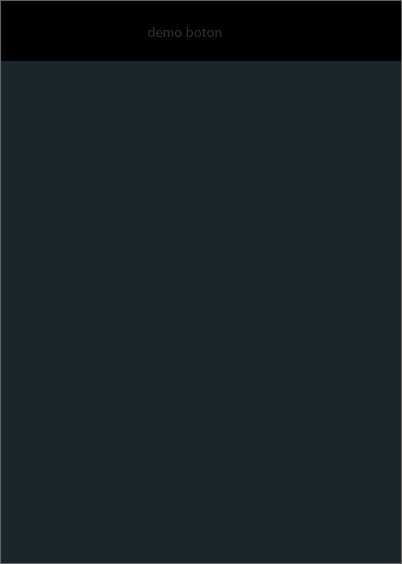
Qt form ui.ui (LuisTarma/minimalist-task-list) before a commit.
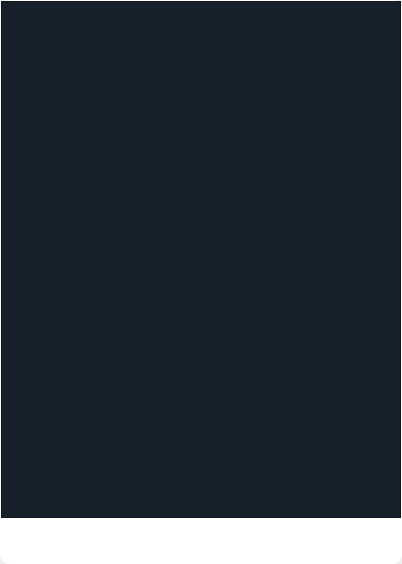
The same form after that commit. The open tabs and pages were chosen to show the change. Icons and pictures are not drawn.

Patch:
```diff
--- a/ui.ui
+++ b/ui.ui
@@ -16,6 +16,12 @@
     <verstretch>0</verstretch>
    </sizepolicy>
   </property>
+  <property name="maximumSize">
+   <size>
+    <width>402</width>
+    <height>564</height>
+   </size>
+  </property>
   <property name="windowTitle">
    <string/>
   </property>
@@ -23,9 +29,9 @@
    <string notr="true">
 #wInfoDialogIn
 {
- border-radius: 0px;
- border: 1px solid rgba(100, 100, 100);
- background-color:  #000000;
+ border-radius: 10px;
+ background-color:  #FFFFFF;
+border: none;
 
 }
 #tTransfers, #tNotifications
@@ -193,151 +199,6 @@
             <property name="bottomMargin">
              <number>0</number>
             </property>
-            <item>
-             <widget class="QWidget" name="wHeader" native="true">
-              <property name="sizePolicy">
-               <sizepolicy hsizetype="Preferred" vsizetype="Fixed">
-                <horstretch>0</horstretch>
-                <verstretch>0</verstretch>
-               </sizepolicy>
-              </property>
-              <property name="minimumSize">
-               <size>
-                <width>0</width>
-                <height>60</height>
-               </size>
-              </property>
-              <property name="maximumSize">
-               <size>
-                <width>16777215</width>
-                <height>60</height>
-               </size>
-              </property>
-              <property name="styleSheet">
-               <string notr="true"/>
-              </property>
-              <layout class="QHBoxLayout" name="horizontalLayout">
-               <property name="spacing">
-                <number>10</number>
-               </property>
-               <property name="leftMargin">
-                <number>15</number>
-               </property>
-               <property name="rightMargin">
-                <number>13</number>
-               </property>
-               <item>
-                <widget class="QPushButton" name="bUpgrade">
-                 <property name="minimumSize">
-                  <size>
-                   <width>0</width>
-                   <height>30</height>
-                  </size>
-                 </property>
-                 <property name="maximumSize">
-                  <size>
-                   <width>16777215</width>
-                   <height>30</height>
-                  </size>
-                 </property>
-                 <property name="cursor">
-                  <cursorShape>ArrowCursor</cursorShape>
-                 </property>
-                 <property name="mouseTracking">
-                  <bool>false</bool>
-                 </property>
-                 <property name="styleSheet">
-                  <string notr="true">#bUpgrade
-{
-font-family: Lato;
-font-size: 14px;
-border: 1px solid rgba(0, 0, 0, 5%);
-border-radius: 3px;
-color: #333333;
-padding: 3px 12px 3px 12px;
-background-color: qlineargradient(x1: 0, y1: 0, x2: 0, y2: 1,
-stop: 0 #ffffff, stop: 1 #fafafa);
-}
-
-#bUpgrade::hover
-{
-border: 1px solid rgba(0, 0, 0, 10%);
-}
-
-#bUpgrade::pressed
-{
-font-family: Lato;
-font-size: 14px;
-border: 1px solid rgba(0, 0, 0, 5%);
-border-radius: 3px;
-color: #333333;
-padding: 6px 12px 6px 12px;
-background-color: qlineargradient(x1: 0, y1: 0, x2: 0, y2: 1,
-stop: 0 #ffffff, stop: 1 #fafafa);
-}</string>
-                 </property>
-                 <property name="text">
-                  <string>demo boton</string>
-                 </property>
-                 <property name="flat">
-                  <bool>true</bool>
-                 </property>
-                </widget>
-               </item>
-               <item>
-                <widget class="QPushButton" name="bSettings">
-                 <property name="sizePolicy">
-                  <sizepolicy hsizetype="Maximum" vsizetype="Maximum">
-                   <horstretch>0</horstretch>
-                   <verstretch>0</verstretch>
-                  </sizepolicy>
-                 </property>
-                 <property name="minimumSize">
-                  <size>
-                   <width>24</width>
-                   <height>24</height>
-                  </size>
-                 </property>
-                 <property name="maximumSize">
-                  <size>
-                   <width>24</width>
-                   <height>24</height>
-                  </size>
-                 </property>
-                 <property name="cursor">
-                  <cursorShape>PointingHandCursor</cursorShape>
-                 </property>
-                 <property name="toolTip">
-                  <string>Show MEGAsync options</string>
-                 </property>
-                 <property name="styleSheet">
-                  <string notr="true">#bSettings
-{
-border: none;
-}
-</string>
-                 </property>
-                 <property name="text">
-                  <string/>
-                 </property>
-                 <property name="icon">
-                  <iconset resource="../../TERCEROS/MEGAsync/src/MEGASync/gui/Resources_win.qrc">
-                   <normaloff>:/images/more_settings.png</normaloff>:/images/more_settings.png</iconset>
-                 </property>
-                 <property name="iconSize">
-                  <size>
-                   <width>24</width>
-                   <height>24</height>
-                  </size>
-                 </property>
-                 <property name="flat">
-                  <bool>true</bool>
-                 </property>
-                </widget>
-               </item>
-              </layout>
-             </widget>
-            </item>
             <item>
              <widget class="QWidget" name="wActiveTransfersContainer" native="true">
               <property name="sizePolicy">
@@ -386,7 +247,7 @@
                   </size>
                  </property>
                  <property name="styleSheet">
-                  <string notr="true">background-color: rgb(27, 38, 43);</string>
+                  <string notr="true">background-color: rgb(21, 32, 43);</string>
                  </property>
                  <property name="currentIndex">
                   <number>0</number>
@@ -439,6 +300,107 @@
                    <property name="bottomMargin">
                     <number>0</number>
                    </property>
+                   <item>
+                    <widget class="QTextEdit" name="textEdit2">
+                     <property name="palette">
+                      <palette>
+                       <active>
+                        <colorrole role="Button">
+                         <brush brushstyle="SolidPattern">
+                          <color alpha="255">
+                           <red>21</red>
+                           <green>32</green>
+                           <blue>43</blue>
+                          </color>
+                         </brush>
+                        </colorrole>
+                        <colorrole role="Base">
+                         <brush brushstyle="SolidPattern">
+                          <color alpha="255">
+                           <red>21</red>
+                           <green>32</green>
+                           <blue>43</blue>
+                          </color>
+                         </brush>
+                        </colorrole>
+                        <colorrole role="Window">
+                         <brush brushstyle="SolidPattern">
+                          <color alpha="255">
+                           <red>21</red>
+                           <green>32</green>
+                           <blue>43</blue>
+                          </color>
+                         </brush>
+                        </colorrole>
+                       </active>
+                       <inactive>
+                        <colorrole role="Button">
+                         <brush brushstyle="SolidPattern">
+                          <color alpha="255">
+                           <red>21</red>
+                           <green>32</green>
+                           <blue>43</blue>
+                          </color>
+                         </brush>
+                        </colorrole>
+                        <colorrole role="Base">
+                         <brush brushstyle="SolidPattern">
+                          <color alpha="255">
+                           <red>21</red>
+                           <green>32</green>
+                           <blue>43</blue>
+                          </color>
+                         </brush>
+                        </colorrole>
+                        <colorrole role="Window">
+                         <brush brushstyle="SolidPattern">
+                          <color alpha="255">
+                           <red>21</red>
+                           <green>32</green>
+                           <blue>43</blue>
+                          </color>
+                         </brush>
+                        </colorrole>
+                       </inactive>
+                       <disabled>
+                        <colorrole role="Button">
+                         <brush brushstyle="SolidPattern">
+                          <color alpha="255">
+                           <red>21</red>
+                           <green>32</green>
+                           <blue>43</blue>
+                          </color>
+                         </brush>
+                        </colorrole>
+                        <colorrole role="Base">
+                         <brush brushstyle="SolidPattern">
+                          <color alpha="255">
+                           <red>21</red>
+                           <green>32</green>
+                           <blue>43</blue>
+                          </color>
+                         </brush>
+                        </colorrole>
+                        <colorrole role="Window">
+                         <brush brushstyle="SolidPattern">
+                          <color alpha="255">
+                           <red>21</red>
+                           <green>32</green>
+                           <blue>43</blue>
+                          </color>
+                         </brush>
+                        </colorrole>
+                       </disabled>
+                      </palette>
+                     </property>
+                     <property name="font">
+                      <font>
+                       <family>Kalam</family>
+                       <pointsize>10</pointsize>
+                      </font>
+                     </property>
+                    </widget>
+                   </item>
                   </layout>
                  </widget>
                 </widget>
@@ -452,6 +414,42 @@
         </layout>
        </widget>
       </item>
+      <item>
+       <widget class="QWidget" name="wHeader" native="true">
+        <property name="sizePolicy">
+         <sizepolicy hsizetype="Preferred" vsizetype="Fixed">
+          <horstretch>0</horstretch>
+          <verstretch>0</verstretch>
+         </sizepolicy>
+        </property>
+        <property name="minimumSize">
+         <size>
+          <width>0</width>
+          <height>45</height>
+         </size>
+        </property>
+        <property name="maximumSize">
+         <size>
+          <width>16777215</width>
+          <height>60</height>
+         </size>
+        </property>
+        <property name="styleSheet">
+         <string notr="true"/>
+        </property>
+        <layout class="QHBoxLayout" name="horizontalLayout">
+         <property name="spacing">
+          <number>10</number>
+         </property>
+         <property name="leftMargin">
+          <number>15</number>
+         </property>
+         <property name="rightMargin">
+          <number>13</number>
+         </property>
+        </layout>
+       </widget>
+      </item>
      </layout>
     </widget>
    </item>
```
Left out of the diff: 18 changed lines with no effect on the pictures.
